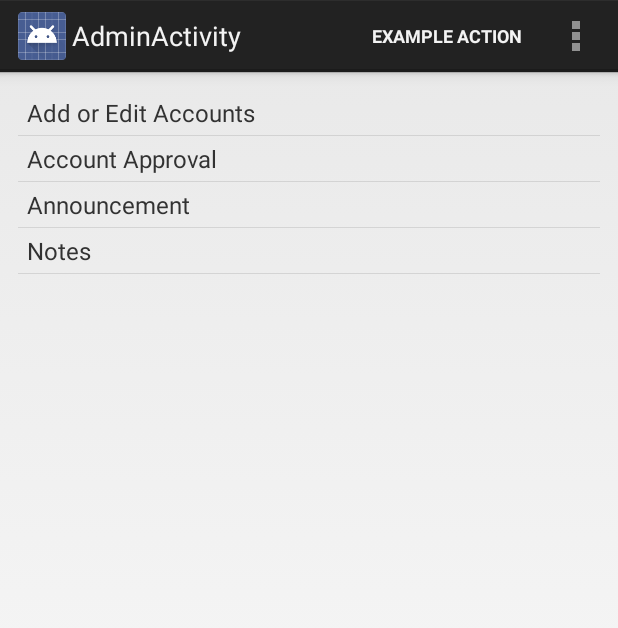
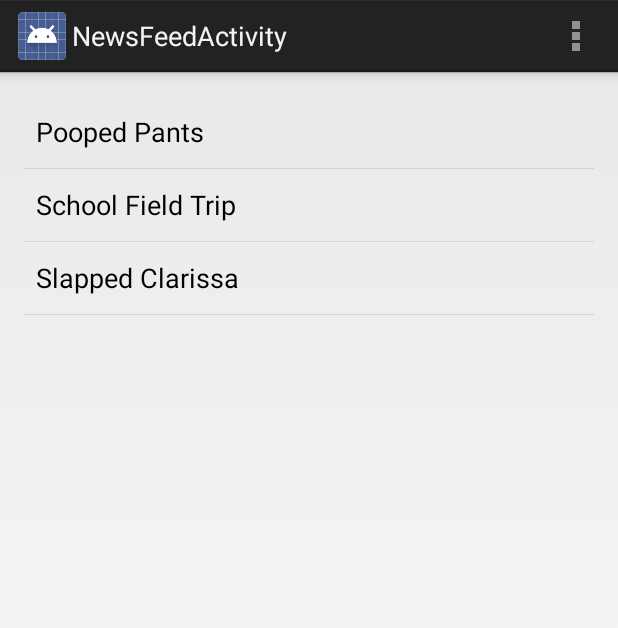
Before and after one commit to davisengeler/Day-Care, an Android app: the screen it shows after launch (AdminActivity before the commit, NewsFeedActivity after it), on a phone screen of 412 x 824 dp. Shown: the top 628 px of the screen. Run offline under Robolectric (Android 15) with nearby library versions, the phone set to English and light mode, and no system bars.

Commit message:
Added new view

```diff
--- a/AndroidStudio/DayCare/app/src/main/AndroidManifest.xml
+++ b/AndroidStudio/DayCare/app/src/main/AndroidManifest.xml
@@ -28,9 +28,7 @@
             android:name=".AdminActivity"
             android:label="@string/title_activity_admin" >
             <intent-filter>
-                <action android:name="android.intent.action.MAIN" />
-
-                <category android:name="android.intent.category.LAUNCHER" />
+                <action android:name="android.intent.action.VIEW"/>
             </intent-filter>
         </activity>
         <activity
@@ -41,6 +39,16 @@
                 android:name="android.support.PARENT_ACTIVITY"
                 android:value="com.example.daycare.daycare.AdminActivity" />
         </activity>
+        <activity
+            android:name=".NewsFeedActivity"
+            android:label="@string/title_activity_news_feed"
+            android:screenOrientation="portrait">
+            <intent-filter>
+                <action android:name="android.intent.action.MAIN" />
+                <category android:name="android.intent.category.LAUNCHER" />
+            </intent-filter>
+        </activity>
+
     </application>
 
     <!-- To auto-complete the email text field in the login form with the user's emails -->
--- /dev/null
+++ b/AndroidStudio/DayCare/app/src/main/java/com/example/daycare/daycare/NewsFeedActivity.java
@@ -0,0 +1,49 @@
+package com.example.daycare.daycare;
+
+import android.app.ListActivity;
+import android.os.Bundle;
+import android.view.Menu;
+import android.view.MenuItem;
+import android.widget.ArrayAdapter;
+
+
+public class NewsFeedActivity extends ListActivity {
+
+    @Override
+    protected void onCreate(Bundle savedInstanceState) {
+        super.onCreate(savedInstanceState);
+        setContentView(R.layout.activity_news_feed);
+
+        final String [] testChildren = {"Johnny", "Jackie"};
+        final String[] testNotes = {"Pooped Pants", "School Field Trip","Slapped Clarissa"};
+
+       ArrayAdapter<String> adapter = new ArrayAdapter<String>(this,android.R.layout.simple_list_item_1, testNotes);
+       setListAdapter(adapter);
+//       ListAdapter adapter =
+//                new SimpleAdapter(this, ,android.R.layout.simple_list_item_2 ,new int[]{android.R.id.text1, android.R.id.text2}, testChildren) {
+//                };
+//
+//
+//        setListAdapter(adapter);
+    }
+
+
+    @Override
+    public boolean onCreateOptionsMenu(Menu menu) {
+        // Inflate the menu; this adds items to the action bar if it is present.
+        getMenuInflater().inflate(R.menu.news_feed, menu);
+        return true;
+    }
+
+    @Override
+    public boolean onOptionsItemSelected(MenuItem item) {
+        // Handle action bar item clicks here. The action bar will
+        // automatically handle clicks on the Home/Up button, so long
+        // as you specify a parent activity in AndroidManifest.xml.
+        int id = item.getItemId();
+        if (id == R.id.action_settings) {
+            return true;
+        }
+        return super.onOptionsItemSelected(item);
+    }
+}
--- /dev/null
+++ b/AndroidStudio/DayCare/app/src/main/res/layout/activity_news_feed.xml
@@ -0,0 +1,17 @@
+<LinearLayout xmlns:android="http://schemas.android.com/apk/res/android"
+    xmlns:tools="http://schemas.android.com/tools"
+    android:layout_width="match_parent"
+    android:layout_height="match_parent"
+    android:paddingLeft="@dimen/activity_horizontal_margin"
+    android:paddingRight="@dimen/activity_horizontal_margin"
+    android:paddingTop="@dimen/activity_vertical_margin"
+    android:paddingBottom="@dimen/activity_vertical_margin"
+    tools:context="com.example.daycare.daycare.NewsFeedActivity">
+
+    <ListView
+        android:id="@android:id/list"
+        android:layout_width="match_parent"
+        android:layout_height="match_parent"
+        tools:listitem="@android:layout/simple_list_item_2" />
+
+</LinearLayout>
--- a/AndroidStudio/DayCare/app/src/main/res/layout/simple_list_item.xml
+++ b/AndroidStudio/DayCare/app/src/main/res/layout/simple_list_item.xml
@@ -1,7 +1,8 @@
 <?xml version="1.0" encoding="utf-8"?>
 <TextView xmlns:android="http://schemas.android.com/apk/res/android"
     android:id="@+id/list_item"
-    android:layout_width="match_parent" android:layout_height="match_parent"
+    android:layout_width="match_parent"
+    android:layout_height="match_parent"
     android:textSize="16sp"
     android:paddingLeft="6dp"
     android:paddingRight="6dp"
--- /dev/null
+++ b/AndroidStudio/DayCare/app/src/main/res/menu/news_feed.xml
@@ -0,0 +1,8 @@
+<menu xmlns:android="http://schemas.android.com/apk/res/android"
+    xmlns:tools="http://schemas.android.com/tools"
+    tools:context="com.example.daycare.daycare.NewsFeedActivity" >
+    <item android:id="@+id/action_settings"
+        android:title="@string/action_settings"
+        android:orderInCategory="100"
+        android:showAsAction="never" />
+</menu>
--- a/AndroidStudio/DayCare/app/src/main/res/values/strings.xml
+++ b/AndroidStudio/DayCare/app/src/main/res/values/strings.xml
@@ -28,7 +28,6 @@
 
     <string name="title_activity_admin">AdminActivity</string>
     <string name="title_activity_add_account">AddAccountActivity</string>
-
     <string name="first_name_label">First Name</string>
     <string name="last_name_label">Last Name</string>
     <string name="phone_number_label">Phone #</string>
@@ -40,5 +39,7 @@
     <string name="ssn_label">Social Security Number</string>
     <string name="pass_label">Password</string>
     <string name="acctType_label">Account Type</string>
+    <string name="title_activity_news_feed">NewsFeedActivity</string>
+    <string name="hello_world">Hello world!</string>
 
 </resources>
```
